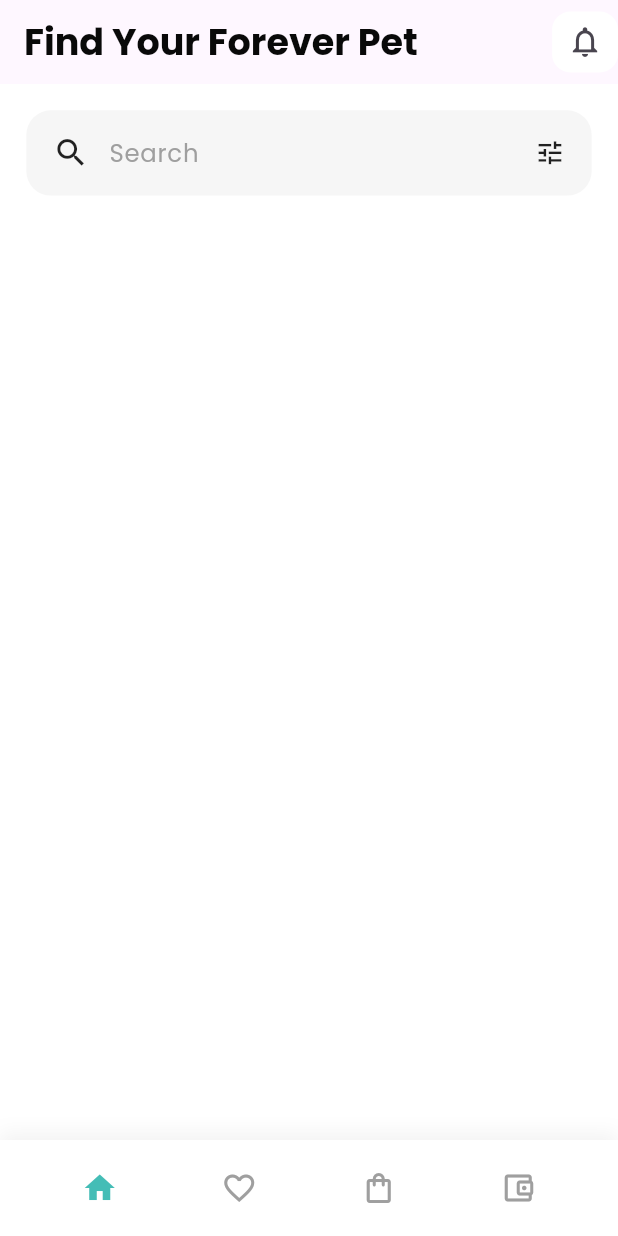
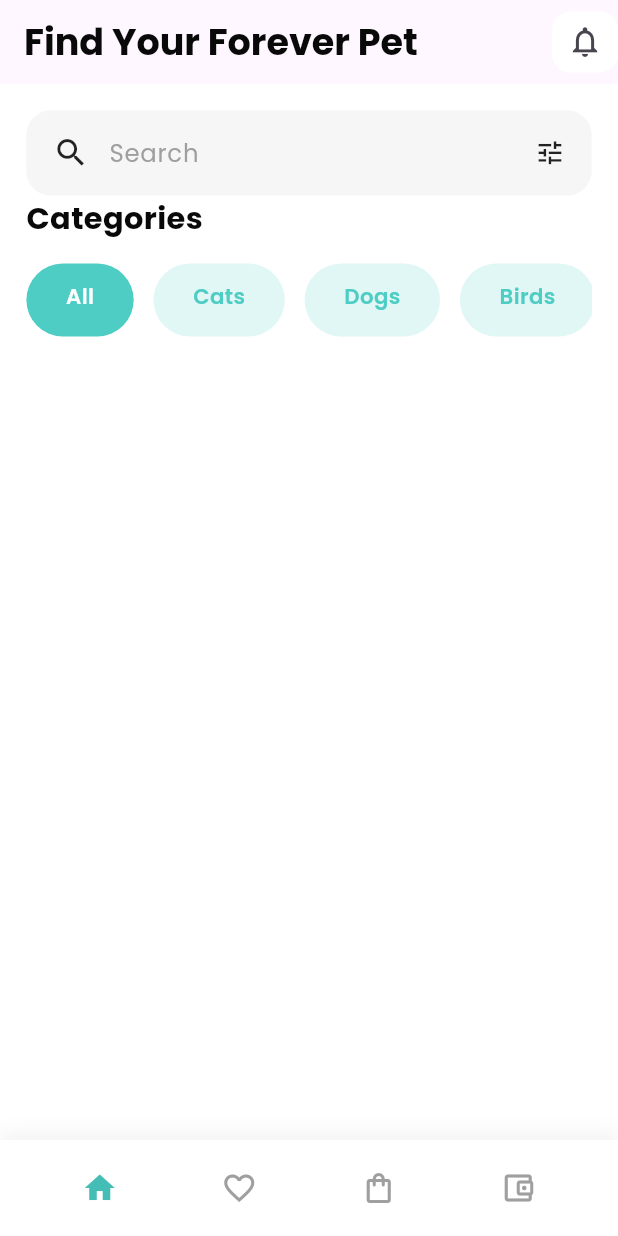
Before and after one commit to asmaaHasbo/Pet-Finder-App, a Flutter app: the screen it shows after launch, on a phone screen of 412 x 824 dp. Run offline on Flutter 3.47's test engine with Material 3 defaults, Android fonts, the phone set to English and light mode, and no system bars; our stand-ins replace flutter_screenutil, google_fonts.

Commit message:
Implement category selection in HomeScreen with CategoriesList widget

```diff
--- a/lib/core/themes/app_styles.dart
+++ b/lib/core/themes/app_styles.dart
@@ -13,7 +13,11 @@ class AppTextStyles {
     fontWeight: FontWeight.w700,
     color: AppColors.darkBlack,
   );
-
+  static TextStyle font20W700darkBlack = TextStyle(
+    fontSize: 20.sp,
+    fontWeight: FontWeight.w700,
+    color: AppColors.darkBlack,
+  );
   static TextStyle font16W400Gray = TextStyle(
     fontSize: 16.sp,
     fontWeight: FontWeight.w400,
@@ -26,5 +30,9 @@ class AppTextStyles {
     color: Colors.white,
   );
 
-
+  static TextStyle font14W600mainColor = TextStyle(
+    fontSize: 14.sp,
+    fontWeight: FontWeight.w600,
+    color: AppColors.mainColor,
+  );
 }
--- a/lib/features/home/ui/home_screen.dart
+++ b/lib/features/home/ui/home_screen.dart
@@ -1,11 +1,18 @@
 import 'package:flutter/material.dart';
 import 'package:flutter_screenutil/flutter_screenutil.dart';
 import 'package:pet_finder_app/core/themes/app_styles.dart';
+import 'package:pet_finder_app/features/home/ui/widgets/category_list.dart';
 import 'package:pet_finder_app/features/home/ui/widgets/home_search.dart';
 
-class HomeScreen extends StatelessWidget {
+class HomeScreen extends StatefulWidget {
   const HomeScreen({super.key});
 
+  @override
+  State<HomeScreen> createState() => _HomeScreenState();
+}
+
+class _HomeScreenState extends State<HomeScreen> {
+  String selectedCategory = 'all';
   @override
   Widget build(BuildContext context) {
     return Scaffold(
@@ -32,7 +39,20 @@ class HomeScreen extends StatelessWidget {
       body: SafeArea(
         child: Padding(
           padding: EdgeInsets.all(16.0.w),
-          child: const Column(children: [HomeSearch()]),
+          child: Column(
+            children: [
+              const HomeSearch(),
+
+              CategoriesList(
+                selectedCategory: selectedCategory,
+                onCategorySelected: (category) {
+                  setState(() {
+                    selectedCategory = category;
+                  });
+                },
+              ),
+            ],
+          ),
         ),
       ),
     );
--- /dev/null
+++ b/lib/features/home/ui/widgets/category_item.dart
@@ -0,0 +1,38 @@
+import 'package:flutter/material.dart';
+import 'package:flutter_screenutil/flutter_screenutil.dart';
+import 'package:pet_finder_app/core/themes/app_styles.dart';
+
+class CategoryItem extends StatelessWidget {
+  final String label;
+  final String value;
+  final bool isSelected;
+  final VoidCallback onTap;
+
+  const CategoryItem({
+    super.key,
+    required this.label,
+    required this.value,
+    required this.isSelected,
+    required this.onTap,
+  });
+
+  @override
+  Widget build(BuildContext context) {
+    return GestureDetector(
+      onTap: onTap,
+      child: Container(
+        padding: EdgeInsets.symmetric(horizontal: 24.w, vertical: 12.h),
+        decoration: BoxDecoration(
+          color: isSelected ? const Color(0xFF4ECDC4) : const Color(0xFFE0F7F6),
+          borderRadius: BorderRadius.circular(24.r),
+        ),
+        child: Text(
+          label,
+          style: AppTextStyles.font14W600mainColor.copyWith(
+            color: isSelected ? Colors.white : const Color(0xFF4ECDC4),
+          ),
+        ),
+      ),
+    );
+  }
+}
--- /dev/null
+++ b/lib/features/home/ui/widgets/category_list.dart
@@ -0,0 +1,52 @@
+import 'package:flutter/material.dart';
+import 'package:flutter_screenutil/flutter_screenutil.dart';
+import 'package:pet_finder_app/core/themes/app_styles.dart';
+import 'package:pet_finder_app/features/home/ui/widgets/category_item.dart';
+
+class CategoriesList extends StatelessWidget {
+  final String selectedCategory;
+  final Function(String) onCategorySelected;
+
+  const CategoriesList({
+    super.key,
+    required this.selectedCategory,
+    required this.onCategorySelected,
+  });
+
+  @override
+  Widget build(BuildContext context) {
+    final categories = [
+      {'label': 'All', 'value': 'all'},
+      {'label': 'Cats', 'value': 'cat'},
+      {'label': 'Dogs', 'value': 'dog'},
+      {'label': 'Birds', 'value': 'bird'},
+      {'label': 'Fish', 'value': 'fish'},
+      {'label': 'Reptiles', 'value': 'reptile'},
+    ];
+
+    return Column(
+      crossAxisAlignment: CrossAxisAlignment.start,
+      children: [
+        Text('Categories', style: AppTextStyles.font20W700darkBlack),
+        SizedBox(height: 16.h),
+        SizedBox(
+          height: 48.h,
+          child: ListView.separated(
+            scrollDirection: Axis.horizontal,
+            itemCount: categories.length,
+            separatorBuilder: (context, index) => SizedBox(width: 12.w),
+            itemBuilder: (context, index) {
+              final category = categories[index];
+              return CategoryItem(
+                label: category['label']!,
+                value: category['value']!,
+                isSelected: selectedCategory == category['value'],
+                onTap: () => onCategorySelected(category['value']!),
+              );
+            },
+          ),
+        ),
+      ],
+    );
+  }
+}
```
